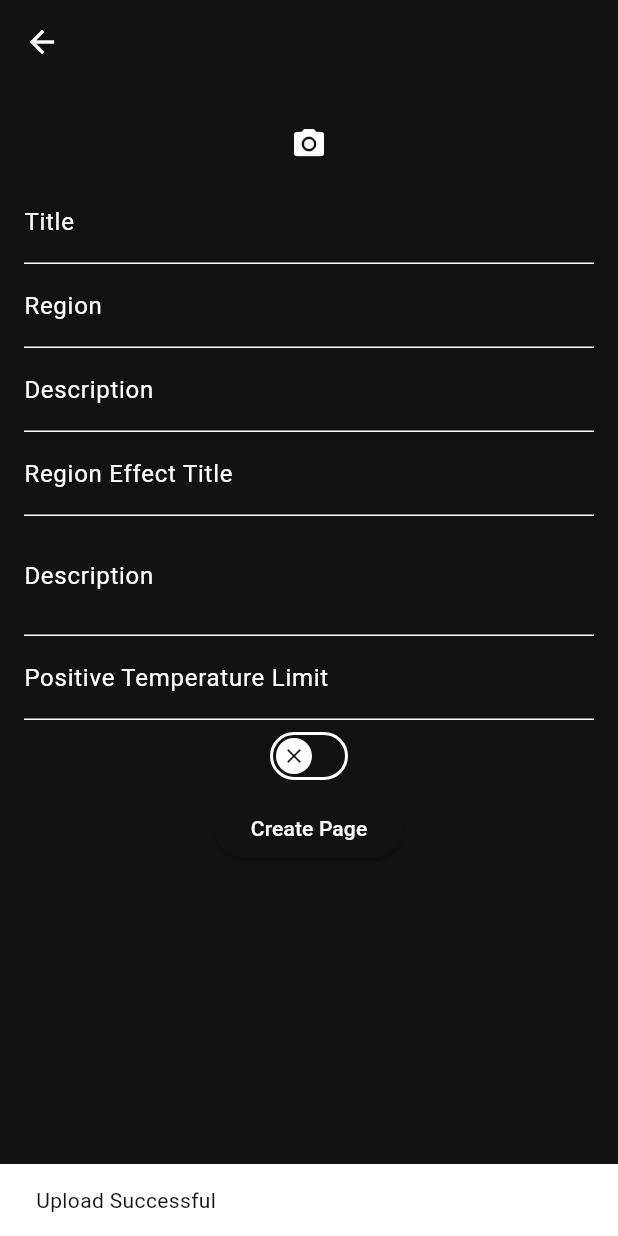
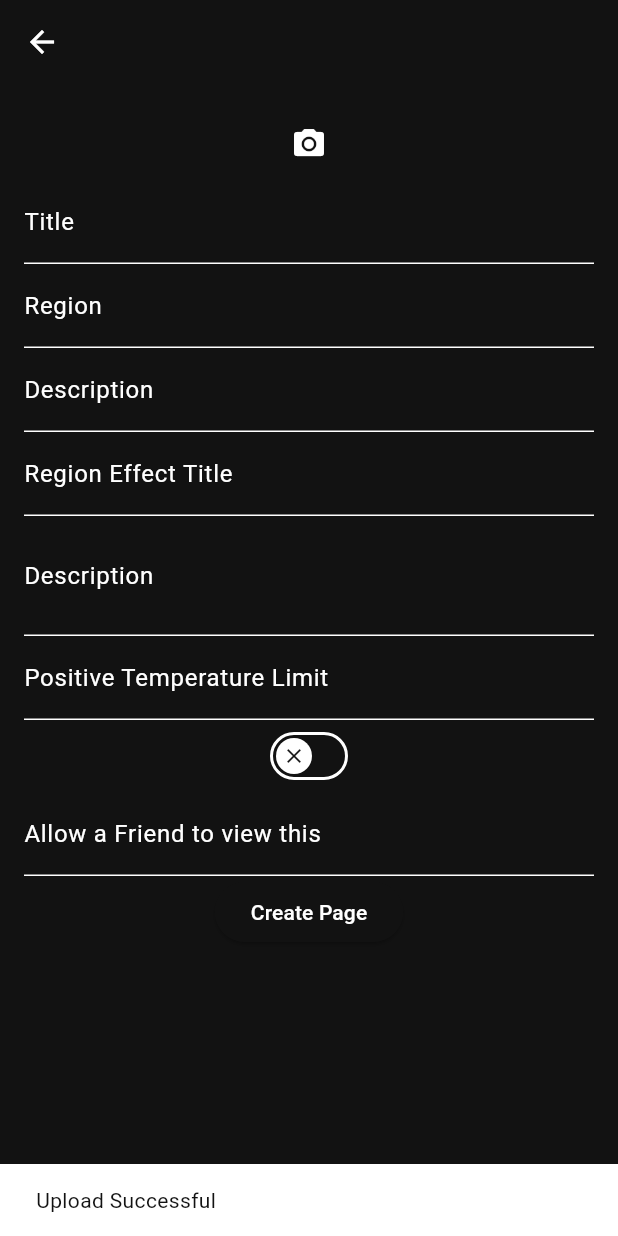
Before and after one commit to ChristopherLeidich/D20Weather, a Flutter app: the CreateCustomPage screen opened directly, after a tap on "Create Page", on a phone screen of 412 x 824 dp. Run offline on Flutter 3.47's test engine with Material 3 defaults, Android fonts, the phone set to English and light mode, and no system bars; our stand-ins replace carousel_slider, cloud_firestore, email_validator, expandable_text, firebase_auth, firebase_core and 5 more; missing offline and left inert: d20, flutter_weather_bg_null_safety, mockito, parallax_rain, starsview, substitute; accounts and stored records are empty.

Commit message:
a lot of Last Minute Changes...

```diff
--- a/lib/Widgets/create_custom_page.dart
+++ b/lib/Widgets/create_custom_page.dart
@@ -1,5 +1,6 @@
 import 'dart:io';
 import 'package:cloud_firestore/cloud_firestore.dart';
+import 'package:firebase_auth/firebase_auth.dart';
 import 'package:firebase_storage/firebase_storage.dart';
 import 'package:flutter/material.dart';
 import 'package:image_picker/image_picker.dart';
@@ -26,6 +27,9 @@ class _CreateCustomPageState extends State<CreateCustomPage> {
   final TextEditingController _regionEffectController = TextEditingController();
   final TextEditingController _positiveTemperatureLimit = TextEditingController();
   final TextEditingController _negativeTemperatureLimit = TextEditingController();
+  final TextEditingController _allowedUsers = TextEditingController();
+
+  List<String> allowedUsers = [''];
 
   GlobalKey<FormState> key=GlobalKey();
 
@@ -47,6 +51,8 @@ class _CreateCustomPageState extends State<CreateCustomPage> {
 
   @override
   Widget build(BuildContext context) {
+    final user = FirebaseAuth.instance.currentUser;
+    allowedUsers[0] = user!.uid;  /// set the first Element of List allowedUsers to the UID of the Creator. This way we can later check inside the firebase firestore whoms UID is in the first Position. Only the user with the UID at position index = 0 can edit the file or add new Reader
     return Scaffold(
       appBar: AppBar(
         title: Text(widget.pageName),
@@ -209,6 +215,14 @@ class _CreateCustomPageState extends State<CreateCustomPage> {
                   ),
 
               ),
+              TextFormField(
+                controller: _allowedUsers,
+                maxLines: 1,
+                decoration: const InputDecoration(
+                  labelText: "Allow a Friend to view this",
+                  hintText: 'Enter the UID of a Friend to let them see this Page'
+                ),
+              ),
               ElevatedButton(
 
                   onPressed: () async {
@@ -217,10 +231,14 @@ class _CreateCustomPageState extends State<CreateCustomPage> {
                       String regionEffectTitle = _regionEffectTitleController.text;
                       String regionEffect = _regionEffectController.text;
                       String regionDescription = _regionDescriptionController.text;
+                      String nextUser = _allowedUsers.text;
 
                       double positiveTemperatureLimit = 0;
                       double negativeTemperatureLimit = 0;
 
+                      if(nextUser.isNotEmpty) {
+                        allowedUsers.add(nextUser);
+                      }
                       // Convert positive temperature limit
                       try {
                         if (_positiveTemperatureLimit.text.isNotEmpty) {
@@ -265,6 +283,7 @@ class _CreateCustomPageState extends State<CreateCustomPage> {
                         'negative_temperature': isCold,
                         'negative_temperature_limit': negativeTemperatureLimit,
                         'ImageURL': image,
+                        'allowedUsers': allowedUsers,
                       }).then(
                           (value) => ScaffoldMessenger.of(context).showSnackBar(const SnackBar(content: Text('Upload Successful'))),
                       );
```
Also changed, not shown: lib/Widgets/PresetPages/custom_page.dart (+69 -57 lines), lib/Widgets/drawer_widget.dart (+2 -16 lines).
